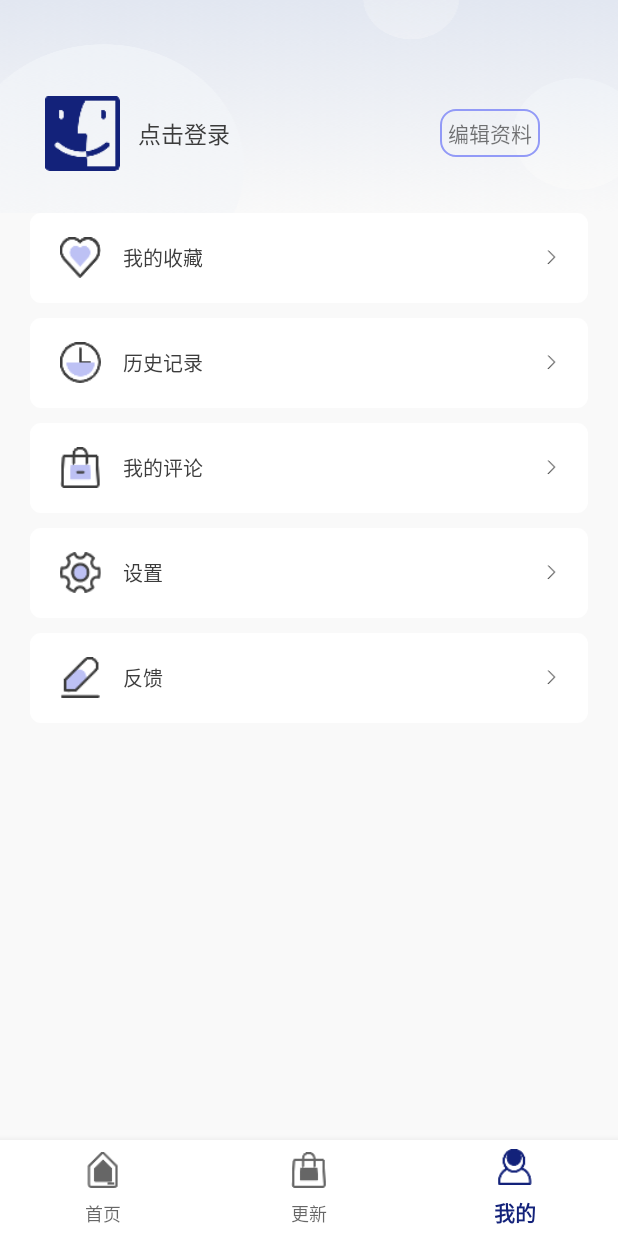
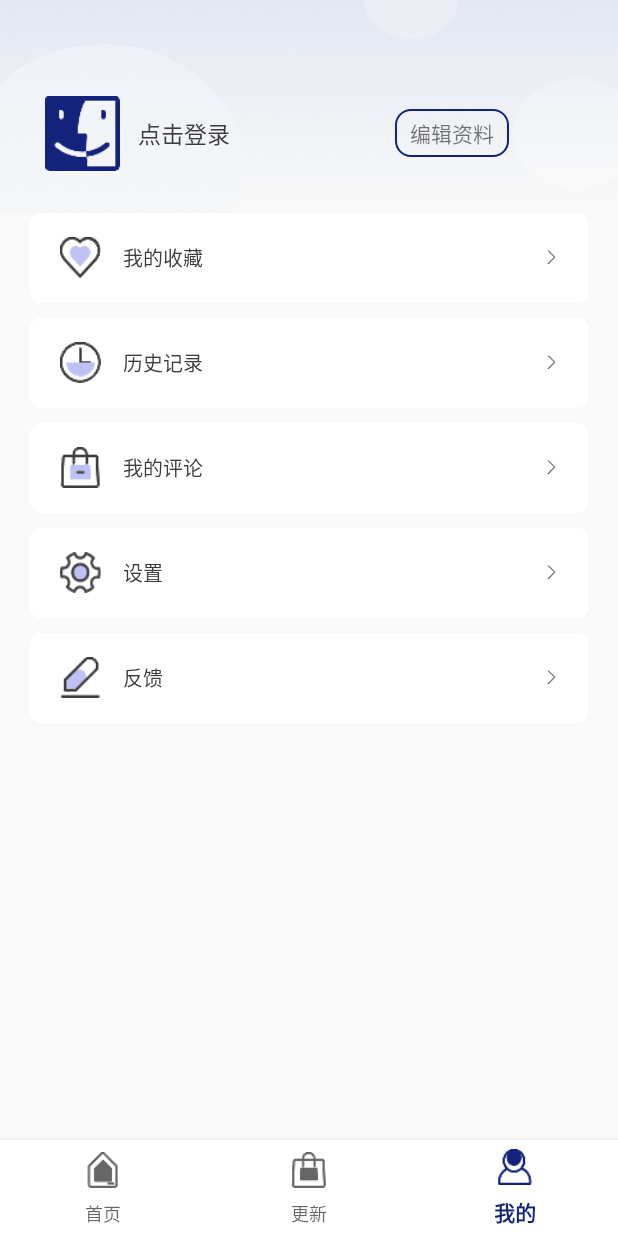
Before and after one commit to yo-lolo/yolo, an Android app: the MineFragment screen opened through its navigation route, on a phone screen of 412 x 824 dp. Run offline under Robolectric (Android 15) with nearby library versions, the phone set to English and light mode, and no system bars; our stand-ins replace navigation-ui.

Commit message:
feat:布局调整

```diff
--- a/app/src/main/java/com/example/myapplication/ui/adapter/ImageDisplayAdapter.kt
+++ b/app/src/main/java/com/example/myapplication/ui/adapter/ImageDisplayAdapter.kt
@@ -4,6 +4,7 @@ import android.view.LayoutInflater
 import android.view.View
 import android.view.ViewGroup
 import android.widget.ImageView
+import androidx.core.net.toUri
 import androidx.recyclerview.widget.RecyclerView
 import coil.transform.RoundedCornersTransformation
 import coil.util.CoilUtils
--- a/app/src/main/java/com/example/myapplication/ui/page/feedback/FeedbackFragment.kt
+++ b/app/src/main/java/com/example/myapplication/ui/page/feedback/FeedbackFragment.kt
@@ -76,10 +76,10 @@ class FeedbackFragment : BaseFragment() {
 
         binding.feedbackSubmit.setOnClickListener {
             val pictureItems = binding.imageDisplayView.getPhotos().filter { !it.isNullOrBlank() }
+            feedbackViewModel.onSubmit(pictureItems)
+        }
 
-            feedbackViewModel.onSubmit(pictureItems)
 
-        }
 
     }
 
--- a/app/src/main/res/drawable/edit_text_bg.xml
+++ b/app/src/main/res/drawable/edit_text_bg.xml
@@ -3,5 +3,5 @@
     <corners android:radius="10dp" />
     <stroke
         android:width="1dp"
-        android:color="@color/color_929af7" />
+        android:color="@color/app_color" />
 </shape>
--- a/app/src/main/res/layout/fragment_mine.xml
+++ b/app/src/main/res/layout/fragment_mine.xml
@@ -34,9 +34,10 @@
             android:layout_width="wrap_content"
             android:layout_height="wrap_content"
             android:text="编辑资料"
-            android:padding="5dp"
+            android:paddingVertical="5dp"
+            android:paddingHorizontal="10dp"
             android:background="@drawable/edit_text_bg"
-            android:layout_marginLeft="140dp"
+            android:layout_marginLeft="110dp"
             android:layout_marginTop="18dp"/>
     </LinearLayout>
 
```
Also changed, not shown: app/src/main/java/com/example/myapplication/vm/FeedbackViewModel.kt (+7 -1 lines).
